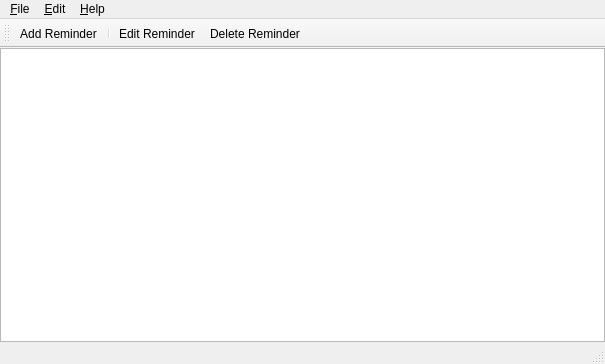
Above: RemindMeWidgets/mainwindow.ui from Skycoder42/Syrem before the change. Below: the same form after it.
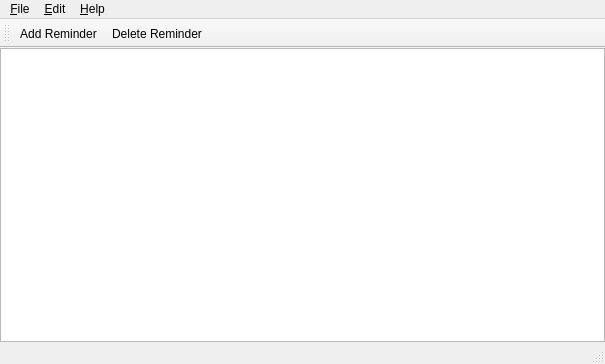
That is the form after the change. Icons and pictures are not drawn.

Diff of the .ui file:
```diff
--- a/RemindMeWidgets/mainwindow.ui
+++ b/RemindMeWidgets/mainwindow.ui
@@ -111,8 +111,6 @@
     <bool>false</bool>
    </attribute>
    <addaction name="action_Add_Reminder"/>
-   <addaction name="separator"/>
-   <addaction name="actionEdit_Reminder"/>
    <addaction name="action_Delete_Reminder"/>
   </widget>
   <widget class="QStatusBar" name="statusBar"/>
@@ -146,18 +144,6 @@
     <string notr="true">Del</string>
    </property>
   </action>
-  <action name="actionEdit_Reminder">
-   <property name="icon">
-    <iconset theme="entry-edit">
-     <normaloff>.</normaloff>.</iconset>
-   </property>
-   <property name="text">
-    <string>Edit Reminder</string>
-   </property>
-   <property name="toolTip">
-    <string>Modify an existing reminder</string>
-   </property>
-  </action>
   <action name="action_Settings">
    <property name="icon">
     <iconset theme="settings-configure">
```
Left out of the diff: 22 changed lines with no effect on the pictures. Lines whose indentation alone changed are shown as unchanged.
